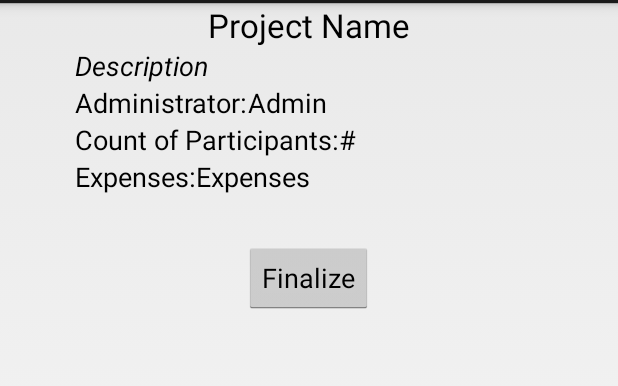
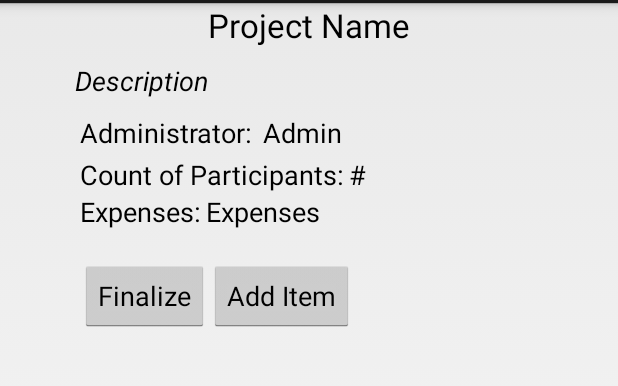
Before and after one commit to meggiman/Money_split, an Android app: the fragment ProjectOverview shown on its own in the app's theme, on a phone screen of 412 x 824 dp, the part 69-455 px from its top. Run offline under Robolectric (Android 15) with nearby library versions, the light colour scheme and no system bars.

Commit message:
Added new Read-Only_Table in Content Provider.

```diff
--- a/app/build.gradle
+++ b/app/build.gradle
@@ -5,7 +5,7 @@ android {
     buildToolsVersion "20.0.0"
 
     defaultConfig {
-        applicationId "ch.ethz.itet.pps.pps_money_split"
+        applicationId "ch.ethz.itet.pps.budgetSplit"
         minSdkVersion 15
         targetSdkVersion 20
         versionCode 1
--- a/app/src/main/java/ch/ethz/itet/pps/budgetSplit/ProjectOverview.java
+++ b/app/src/main/java/ch/ethz/itet/pps/budgetSplit/ProjectOverview.java
@@ -15,11 +15,9 @@ import android.view.ViewGroup;
  * create an instance of this fragment.
  */
 public class ProjectOverview extends Fragment {
-    // TODO: Rename parameter arguments, choose names that match
     // the fragment initialization parameters, e.g. ARG_ITEM_NUMBER
     private static final String PROJECT_CONTENT_URI = "projectContentUri";
 
-    // TODO: Rename and change types of parameters
     private Uri projectUri;
 
 
@@ -30,7 +28,6 @@ public class ProjectOverview extends Fragment {
      * @param contentUri Parameter 1.
      * @return A new instance of fragment ProjectOverview.
      */
-    // TODO: Rename and change types and number of parameters
     public static ProjectOverview newInstance(Uri contentUri) {
         ProjectOverview fragment = new ProjectOverview();
         Bundle args = new Bundle();
@@ -49,6 +46,8 @@ public class ProjectOverview extends Fragment {
         if (getArguments() != null) {
             projectUri = getArguments().getParcelable(PROJECT_CONTENT_URI);
         }
+
+
     }
 
     @Override
--- a/app/src/main/java/ch/ethz/itet/pps/budgetSplit/contentProvider/database/budgetSplitDBHelper.java
+++ b/app/src/main/java/ch/ethz/itet/pps/budgetSplit/contentProvider/database/budgetSplitDBHelper.java
@@ -31,6 +31,8 @@ public class budgetSplitDBHelper extends SQLiteOpenHelper {
         budgetSplitDBSchema.projectsParticipants.onCreate(database);
         budgetSplitDBSchema.projectsTags.onCreate(database);
         budgetSplitDBSchema.tagFilter.onCreate(database);
+
+        budgetSplitDBSchema.projects_view.onCreate(database);
     }
 
     /**
@@ -54,5 +56,7 @@ public class budgetSplitDBHelper extends SQLiteOpenHelper {
         budgetSplitDBSchema.projectsParticipants.onUpgrade(database, i, i2);
         budgetSplitDBSchema.projectsTags.onUpgrade(database, i, i2);
         budgetSplitDBSchema.tagFilter.onUpgrade(database, i, i2);
+
+        budgetSplitDBSchema.projects_view.onUpgrade(database, i, i2);
     }
 }
--- a/app/src/main/res/layout/fragment_project_overview.xml
+++ b/app/src/main/res/layout/fragment_project_overview.xml
@@ -25,7 +25,8 @@
         android:textStyle="italic"
         android:layout_toStartOf="@+id/projectName"
         android:layout_below="@+id/projectName"
-        android:layout_toLeftOf="@+id/projectName" />
+        android:layout_toLeftOf="@+id/projectName"
+        android:layout_marginTop="10dp" />
 
     <TextView
         android:layout_width="wrap_content"
@@ -34,8 +35,7 @@
         android:text="@string/participantsCount"
         android:id="@+id/textView2"
         android:layout_below="@+id/textView3"
-        android:layout_alignLeft="@+id/textView3"
-        android:layout_alignStart="@+id/textView3" />
+        android:layout_alignLeft="@+id/textView3" />
 
     <TextView
         android:layout_width="wrap_content"
@@ -44,8 +44,9 @@
         android:text="#"
         android:id="@+id/CountOfParticipants"
         android:layout_toEndOf="@+id/textView2"
-        android:layout_alignBottom="@+id/textView2"
-        android:layout_toRightOf="@+id/textView2" />
+        android:layout_toRightOf="@+id/textView2"
+        android:layout_alignBaseline="@+id/textView2"
+        android:layout_marginLeft="3dp" />
 
     <TextView
         android:layout_width="wrap_content"
@@ -55,7 +56,11 @@
         android:id="@+id/textView3"
         android:layout_below="@+id/projectDescription"
         android:layout_alignLeft="@+id/projectDescription"
-        android:layout_alignStart="@+id/projectDescription" />
+        android:layout_alignStart="@+id/projectDescription"
+        android:layout_marginTop="10dp"
+        android:layout_marginLeft="3dp"
+        android:layout_marginRight="3dp"
+        android:layout_marginBottom="3dp" />
 
     <TextView
         android:layout_width="wrap_content"
@@ -64,7 +69,8 @@
         android:text="Admin"
         android:id="@+id/administrator"
         android:layout_toRightOf="@id/textView3"
-        android:layout_alignBottom="@id/textView3"></TextView>
+        android:layout_alignBaseline="@+id/textView3"
+        android:layout_marginLeft="3dp"></TextView>
 
     <TextView
         android:layout_width="wrap_content"
@@ -82,16 +88,26 @@
         android:textAppearance="?android:attr/textAppearanceMedium"
         android:text="Expenses"
         android:id="@+id/expenses"
-        android:layout_below="@+id/textView2"
         android:layout_toRightOf="@+id/textView5"
-        android:layout_toEndOf="@+id/projectDescription" />
+        android:layout_toEndOf="@+id/projectDescription"
+        android:layout_margin="3dp"
+        android:layout_alignBaseline="@+id/textView5" />
 
     <Button
         android:layout_width="wrap_content"
         android:layout_height="wrap_content"
         android:text="@string/finalize"
         android:id="@+id/buttonFinalize"
-        android:layout_below="@+id/expenses"
-        android:layout_centerHorizontal="true"
-        android:layout_marginTop="31dp" />
+        android:layout_below="@+id/textView5"
+        android:layout_marginTop="20dp"
+        android:layout_alignLeft="@+id/textView5" />
+
+    <Button
+        android:layout_width="wrap_content"
+        android:layout_height="wrap_content"
+        android:text="@string/addItem"
+        android:id="@+id/button"
+        android:layout_alignBottom="@+id/buttonFinalize"
+        android:layout_toRightOf="@+id/buttonFinalize"
+        android:layout_toEndOf="@+id/buttonFinalize" />
 </RelativeLayout>
--- a/app/src/main/res/values/strings.xml
+++ b/app/src/main/res/values/strings.xml
@@ -15,5 +15,6 @@
     <string name="administrator">Administrator:</string>
     <string name="Expenses">Expenses: </string>
     <string name="finalize">Finalize</string>
+    <string name="addItem">Add Item</string>
 
 </resources>
```
Also changed, not shown: app/src/main/java/ch/ethz/itet/pps/budgetSplit/ProjectNavigation.java (+2 -6 lines), app/src/main/java/ch/ethz/itet/pps/budgetSplit/contentProvider/budgetSplitContentProvider.java (+14 -1 lines), app/src/main/java/ch/ethz/itet/pps/budgetSplit/contentProvider/budgetSplitContract.java (+19 -1 lines), app/src/main/java/ch/ethz/itet/pps/budgetSplit/contentProvider/database/budgetSplitDBSchema.java (+68 -6 lines), app/src/main/res/layout/fragment_placeholder.xml (deleted, +0 -16 lines), 1 other file.
